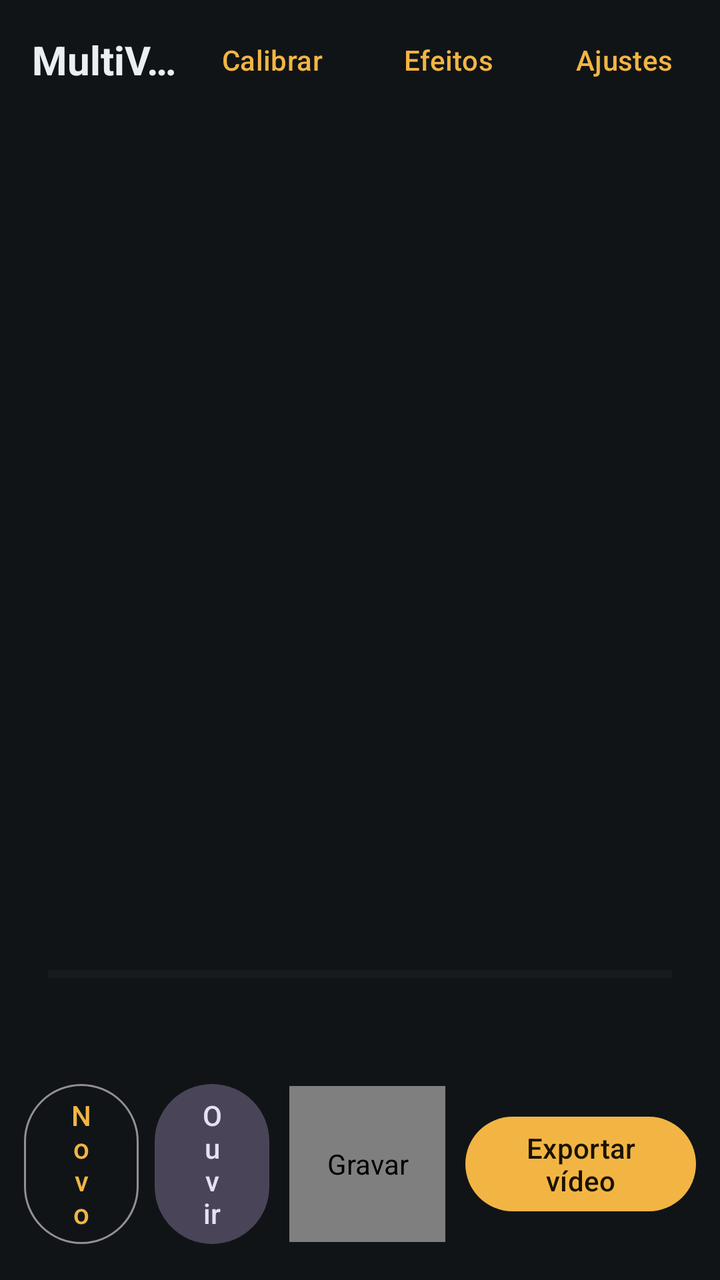
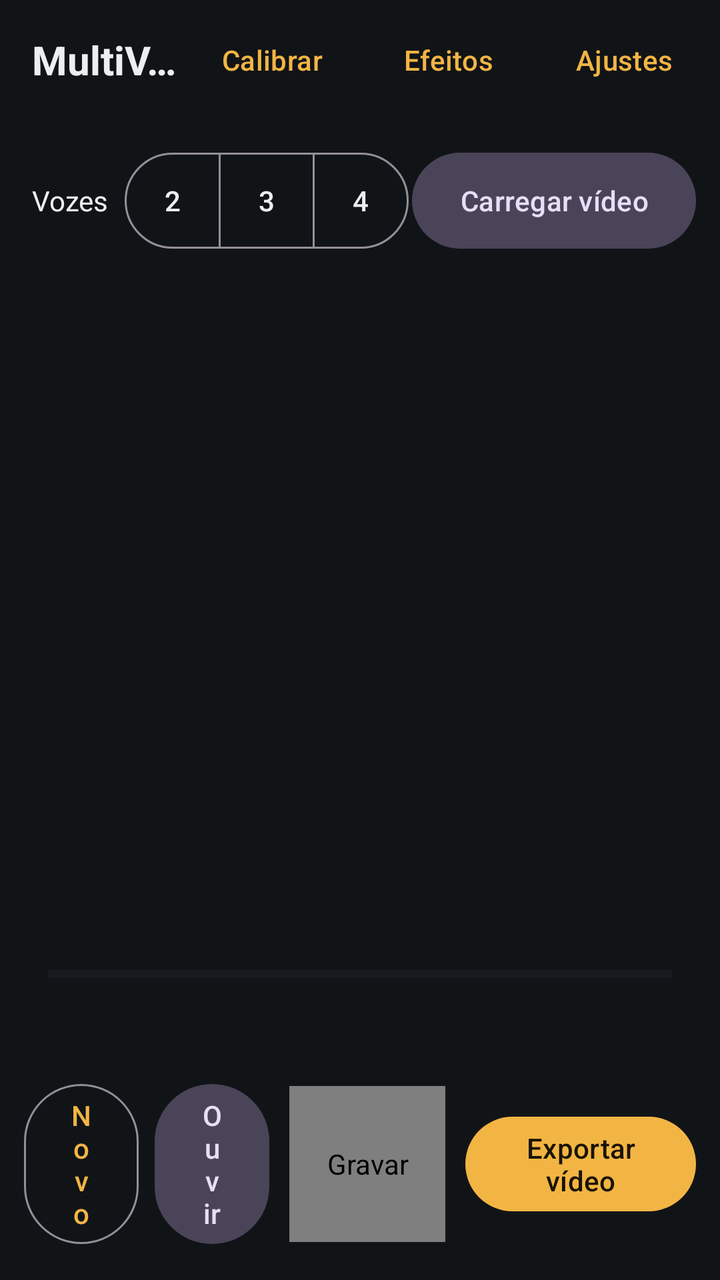

Compare the two renders of this Android layout. The source of the first and the diff that turns it into the second are given below.
<!-- AndroidManifest.xml: application theme Theme.MultiVozes -->
<!-- res/layout/activity_main.xml -->
<?xml version="1.0" encoding="utf-8"?>
<LinearLayout xmlns:android="http://schemas.android.com/apk/res/android"
    android:layout_width="match_parent"
    android:layout_height="match_parent"
    android:background="@color/bg"
    android:fitsSystemWindows="true"
    android:orientation="vertical">

    <LinearLayout
        android:layout_width="match_parent"
        android:layout_height="wrap_content"
        android:gravity="center_vertical"
        android:orientation="horizontal"
        android:paddingStart="16dp"
        android:paddingTop="6dp"
        android:paddingEnd="4dp">

        <TextView
            android:layout_width="0dp"
            android:layout_height="wrap_content"
            android:layout_weight="1"
            android:ellipsize="end"
            android:maxLines="1"
            android:text="@string/app_name"
            android:textColor="@color/ink"
            android:textSize="20sp"
            android:textStyle="bold" />

        <com.google.android.material.button.MaterialButton
            android:id="@+id/btnCalib"
            style="@style/Widget.Material3.Button.TextButton"
            android:layout_width="wrap_content"
            android:layout_height="wrap_content"
            android:text="Calibrar" />

        <com.google.android.material.button.MaterialButton
            android:id="@+id/btnFx"
            style="@style/Widget.Material3.Button.TextButton"
            android:layout_width="wrap_content"
            android:layout_height="wrap_content"
            android:text="Efeitos" />

        <com.google.android.material.button.MaterialButton
            android:id="@+id/btnSettings"
            style="@style/Widget.Material3.Button.TextButton"
            android:layout_width="wrap_content"
            android:layout_height="wrap_content"
            android:text="Ajustes" />
    </LinearLayout>

    <TextView
        android:id="@+id/txtLatency"
        android:layout_width="match_parent"
        android:layout_height="wrap_content"
        android:paddingStart="16dp"
        android:paddingEnd="16dp"
        android:paddingBottom="6dp"
        android:textColor="@color/ink_dim"
        android:textSize="12sp" />

    <FrameLayout
        android:id="@+id/stageHolder"
        android:layout_width="match_parent"
        android:layout_height="0dp"
        android:layout_marginStart="8dp"
        android:layout_marginEnd="8dp"
        android:layout_weight="1" />

    <FrameLayout
        android:id="@+id/cameraParking"
        android:layout_width="1dp"
        android:layout_height="1dp"
        android:visibility="invisible" />

    <ProgressBar
        android:id="@+id/meter"
        style="?android:attr/progressBarStyleHorizontal"
        android:layout_width="match_parent"
        android:layout_height="6dp"
        android:layout_marginStart="24dp"
        android:layout_marginTop="10dp"
        android:layout_marginEnd="24dp"
        android:max="100"
        android:progressTint="@color/ok"
        android:progressBackgroundTint="@color/surface_hi" />

    <TextView
        android:id="@+id/txtStatus"
        android:layout_width="match_parent"
        android:layout_height="wrap_content"
        android:fontFeatureSettings="tnum"
        android:gravity="center"
        android:minLines="2"
        android:paddingStart="16dp"
        android:paddingTop="6dp"
        android:paddingEnd="16dp"
        android:textColor="@color/ink"
        android:textSize="15sp" />

    <LinearLayout
        android:layout_width="match_parent"
        android:layout_height="wrap_content"
        android:gravity="center"
        android:orientation="horizontal"
        android:paddingStart="12dp"
        android:paddingTop="4dp"
        android:paddingEnd="12dp"
        android:paddingBottom="14dp">

        <com.google.android.material.button.MaterialButton
            android:id="@+id/btnNew"
            style="@style/Widget.Material3.Button.OutlinedButton"
            android:layout_width="0dp"
            android:layout_height="wrap_content"
            android:layout_weight="1"
            android:text="Novo" />

        <com.google.android.material.button.MaterialButton
            android:id="@+id/btnPlay"
            style="@style/Widget.Material3.Button.TonalButton"
            android:layout_width="0dp"
            android:layout_height="wrap_content"
            android:layout_marginStart="8dp"
            android:layout_weight="1"
            android:text="Ouvir" />

        <com.marcos.multivozes.RecordButton
            android:id="@+id/btnRec"
            android:layout_width="78dp"
            android:layout_height="78dp"
            android:layout_marginStart="10dp"
            android:layout_marginEnd="10dp"
            android:contentDescription="Gravar" />

        <com.google.android.material.button.MaterialButton
            android:id="@+id/btnExport"
            android:layout_width="0dp"
            android:layout_height="wrap_content"
            android:layout_weight="2"
            android:text="Exportar vídeo" />
    </LinearLayout>
</LinearLayout>
<!-- resources referenced by this layout -->
<resources>
  <color name="bg">#111417</color>
  <color name="ink">#ECEFF2</color>
  <color name="ink_dim">#9AA5B1</color>
  <color name="ok">#4CC38A</color>
  <color name="surface_hi">#262D35</color>
  <string name="app_name">MultiVozes</string>
  <style name="Theme.MultiVozes" parent="Theme.Material3.Dark.NoActionBar">
          <item name="colorPrimary">@color/accent</item>
          <item name="colorOnPrimary">#1A1300</item>
          <item name="colorSecondary">@color/accent</item>
          <item name="colorSurface">@color/surface</item>
          <item name="colorOnSurface">@color/ink</item>
          <item name="android:colorBackground">@color/bg</item>
          <item name="android:windowBackground">@color/bg</item>
          <item name="android:statusBarColor">@color/bg</item>
          <item name="android:navigationBarColor">@color/bg</item>
      </style>
  <color name="accent">#F2B544</color>
  <color name="surface">#1B2026</color>
</resources>

<!-- the commit's change to res/layout/activity_main.xml (unified diff, before → after) -->
@@ -1,5 +1,6 @@
 <?xml version="1.0" encoding="utf-8"?>
 <LinearLayout xmlns:android="http://schemas.android.com/apk/res/android"
+    xmlns:app="http://schemas.android.com/apk/res-auto"
     android:layout_width="match_parent"
     android:layout_height="match_parent"
     android:background="@color/bg"
@@ -58,6 +59,82 @@
         android:textColor="@color/ink_dim"
         android:textSize="12sp" />
 
+    <LinearLayout
+        android:layout_width="match_parent"
+        android:layout_height="wrap_content"
+        android:gravity="center_vertical"
+        android:orientation="horizontal"
+        android:paddingStart="16dp"
+        android:paddingEnd="12dp"
+        android:paddingBottom="6dp">
+
+        <TextView
+            android:layout_width="wrap_content"
+            android:layout_height="wrap_content"
+            android:layout_marginEnd="8dp"
+            android:text="Vozes"
+            android:textColor="@color/ink"
+            android:textSize="14sp" />
+
+        <com.google.android.material.button.MaterialButtonToggleGroup
+            android:id="@+id/voiceToggle"
+            android:layout_width="wrap_content"
+            android:layout_height="wrap_content"
+            app:selectionRequired="true"
+            app:singleSelection="true">
+
+            <com.google.android.material.button.MaterialButton
+                android:id="@+id/v2"
+                style="@style/Widget.Material3.Button.OutlinedButton"
+                android:layout_width="48dp"
+                android:layout_height="wrap_content"
+                android:insetTop="0dp"
+                android:insetBottom="0dp"
+                android:minWidth="0dp"
+                android:paddingStart="0dp"
+                android:paddingEnd="0dp"
+                android:text="2" />
+
+            <com.google.android.material.button.MaterialButton
+                android:id="@+id/v3"
+                style="@style/Widget.Material3.Button.OutlinedButton"
+                android:layout_width="48dp"
+                android:layout_height="wrap_content"
+                android:insetTop="0dp"
+                android:insetBottom="0dp"
+                android:minWidth="0dp"
+                android:paddingStart="0dp"
+                android:paddingEnd="0dp"
+                android:text="3" />
+
+            <com.google.android.material.button.MaterialButton
+                android:id="@+id/v4"
+                style="@style/Widget.Material3.Button.OutlinedButton"
+                android:layout_width="48dp"
+                android:layout_height="wrap_content"
+                android:insetTop="0dp"
+                android:insetBottom="0dp"
+                android:minWidth="0dp"
+                android:paddingStart="0dp"
+                android:paddingEnd="0dp"
+                android:text="4" />
+        </com.google.android.material.button.MaterialButtonToggleGroup>
+
+        <Space
+            android:layout_width="0dp"
+            android:layout_height="1dp"
+            android:layout_weight="1" />
+
+        <com.google.android.material.button.MaterialButton
+            android:id="@+id/btnImport"
+            style="@style/Widget.Material3.Button.TonalButton"
+            android:layout_width="wrap_content"
+            android:layout_height="wrap_content"
+            android:insetTop="0dp"
+            android:insetBottom="0dp"
+            android:text="Carregar vídeo" />
+    </LinearLayout>
+
     <FrameLayout
         android:id="@+id/stageHolder"
         android:layout_width="match_parent"
